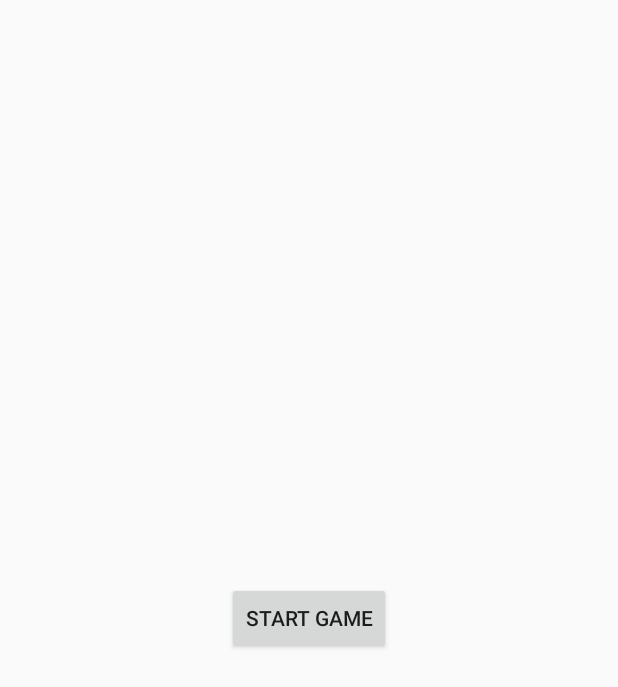
After one commit to ricknout/shortstories, an Android app: the layout fragment_game.xml on its own in the app's theme, with its tools: preview values and no code run, on a phone screen of 412 x 824 dp. The commit adds this screen. Shown: the top 687 px of the screen. Run offline under Robolectric (Android 15) with nearby library versions, the phone set to English and light mode, and no system bars.

Commit message:
Use bottom tab navigation for main activity

```diff
--- /dev/null
+++ b/app/src/main/res/layout/fragment_game.xml
@@ -0,0 +1,19 @@
+<?xml version="1.0" encoding="utf-8"?>
+<layout
+    xmlns:android="http://schemas.android.com/apk/res/android">
+
+    <LinearLayout
+        android:orientation="vertical"
+        android:layout_width="match_parent"
+        android:layout_height="match_parent"
+        android:gravity="center">
+
+        <Button
+            android:id="@+id/button"
+            android:layout_width="wrap_content"
+            android:layout_height="wrap_content"
+            android:text="@string/button_start_game"/>
+
+    </LinearLayout>
+
+</layout>
--- a/app/src/main/res/values/strings.xml
+++ b/app/src/main/res/values/strings.xml
@@ -2,9 +2,11 @@
 <resources>
 
     <string name="app_name">Shortcuts</string>
-    <string name="button_start_game">Start game</string>
+    <string name="title_game">Game</string>
+    <string name="title_settings">Settings</string>
     <string name="title_scenario">Scenario</string>
     <string name="title_stats">Stats</string>
+    <string name="button_start_game">Start game</string>
     <string name="notification_action_view_stats">View stats</string>
     <string name="notification_action_quit_game">Quit game</string>
     <string name="shortcut_title_show_scenario">Show scenario</string>
--- a/app/src/main/res/values/styles.xml
+++ b/app/src/main/res/values/styles.xml
@@ -1,11 +1,10 @@
 <?xml version="1.0" encoding="utf-8"?>
 <resources>
 
-    <style name="AppTheme" parent="Theme.AppCompat">
+    <style name="AppTheme" parent="Theme.AppCompat.Light.DarkActionBar">
         <item name="colorPrimary">@color/colorPrimary</item>
         <item name="colorPrimaryDark">@color/colorPrimaryDark</item>
         <item name="colorAccent">@color/colorAccent</item>
-        <item name="android:windowBackground">@color/colorPrimary</item>
         <item name="preferenceTheme">@style/PreferenceThemeOverlay.v14.Material</item>
     </style>
 
```
Also changed, not shown: app/src/main/java/com/nickrout/shortcuts/ui/GameFragment.java (added, +57 -0 lines), app/src/main/java/com/nickrout/shortcuts/ui/GameListener.java (added, +10 -0 lines), app/src/main/java/com/nickrout/shortcuts/ui/MainActivity.java (+28 -28 lines), app/src/main/res/drawable/ic_games_black_24dp.xml (added, +9 -0 lines), app/src/main/res/drawable/ic_settings_black_24dp.xml (added, +9 -0 lines), app/src/main/res/layout/activity_main.xml (+10 -11 lines), app/src/main/res/menu/navigation.xml (added, +15 -0 lines).
